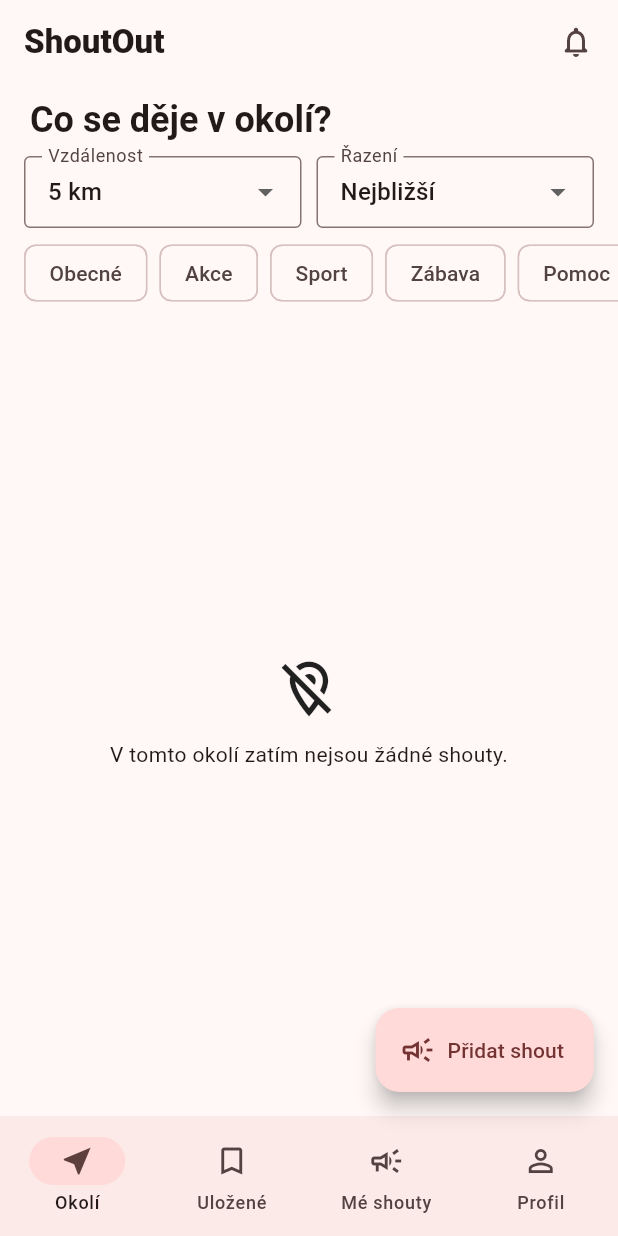
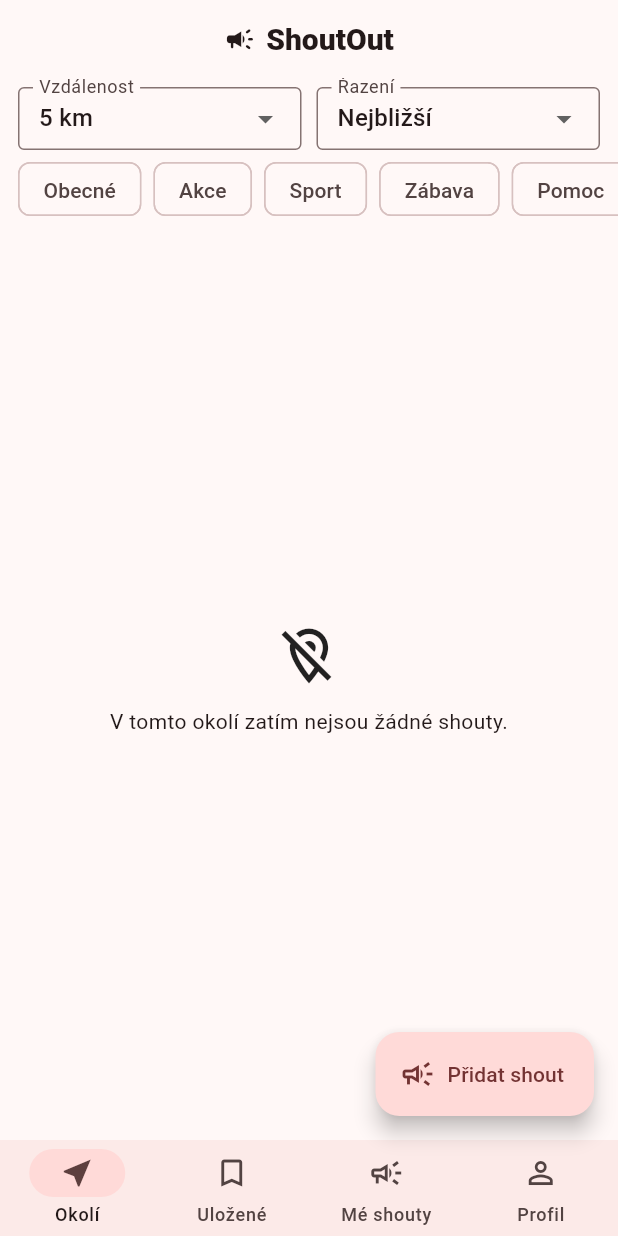
Before and after one commit to MikeyBeatz/ShoutOut, a Flutter app: the ShoutOutHome screen opened directly, on a phone screen of 412 x 824 dp. Run offline on Flutter 3.47's test engine with Material 3 defaults, Android fonts, the phone set to English and light mode, and no system bars; our stand-ins replace cloud_firestore, firebase_auth, firebase_core, geolocator; accounts and stored records are empty.

Commit message:
Compact feed header and navigation

```diff
--- a/lib/main.dart
+++ b/lib/main.dart
@@ -354,18 +354,19 @@ class _ShoutOutHomeState extends State<ShoutOutHome> {
 
     return Scaffold(
       appBar: AppBar(
-        title: const Text(
-          'ShoutOut',
-          style: TextStyle(fontWeight: FontWeight.w800),
+        toolbarHeight: 52,
+        centerTitle: true,
+        title: const Row(
+          mainAxisSize: MainAxisSize.min,
+          children: [
+            Icon(Icons.campaign_rounded, size: 21),
+            SizedBox(width: 7),
+            Text(
+              'ShoutOut',
+              style: TextStyle(fontWeight: FontWeight.w800, fontSize: 20),
+            ),
+          ],
         ),
-        actions: [
-          IconButton(
-            tooltip: tr(context, 'Oznámení'),
-            onPressed: () {},
-            icon: const Icon(Icons.notifications_none_rounded),
-          ),
-          const SizedBox(width: 4),
-        ],
       ),
       body: switch (_tab) {
         0 => FeedPage(
@@ -426,6 +427,7 @@ class _ShoutOutHomeState extends State<ShoutOutHome> {
             )
           : null,
       bottomNavigationBar: NavigationBar(
+        height: 64,
         selectedIndex: _tab,
         onDestinationSelected: (index) => setState(() => _tab = index),
         destinations: [
@@ -513,16 +515,7 @@ class _FeedPageState extends State<FeedPage> {
       crossAxisAlignment: CrossAxisAlignment.start,
       children: [
         Padding(
-          padding: const EdgeInsets.fromLTRB(20, 8, 20, 8),
-          child: Text(
-            tr(context, 'Co se děje v okolí?'),
-            style: Theme.of(
-              context,
-            ).textTheme.headlineSmall?.copyWith(fontWeight: FontWeight.w700),
-          ),
-        ),
-        Padding(
-          padding: const EdgeInsets.symmetric(horizontal: 16),
+          padding: const EdgeInsets.fromLTRB(12, 6, 12, 4),
           child: Row(
             children: [
               Expanded(
@@ -532,6 +525,10 @@ class _FeedPageState extends State<FeedPage> {
                     labelText: tr(context, 'Vzdálenost'),
                     border: OutlineInputBorder(),
                     isDense: true,
+                    contentPadding: const EdgeInsets.symmetric(
+                      horizontal: 10,
+                      vertical: 9,
+                    ),
                   ),
                   items: const [1, 3, 5, 10, 20, 50]
                       .map(
@@ -552,6 +549,10 @@ class _FeedPageState extends State<FeedPage> {
                     labelText: tr(context, 'Řazení'),
                     border: OutlineInputBorder(),
                     isDense: true,
+                    contentPadding: const EdgeInsets.symmetric(
+                      horizontal: 10,
+                      vertical: 9,
+                    ),
                   ),
                   items: FeedOrder.values
                       .map(
@@ -567,11 +568,11 @@ class _FeedPageState extends State<FeedPage> {
             ],
           ),
         ),
-        const SizedBox(height: 10),
+        const SizedBox(height: 4),
         SizedBox(
-          height: 40,
+          height: 36,
           child: ListView.separated(
-            padding: const EdgeInsets.symmetric(horizontal: 16),
+            padding: const EdgeInsets.symmetric(horizontal: 12),
             scrollDirection: Axis.horizontal,
             itemCount: _categories.length,
             separatorBuilder: (_, _) => const SizedBox(width: 8),
@@ -589,7 +590,7 @@ class _FeedPageState extends State<FeedPage> {
             },
           ),
         ),
-        const SizedBox(height: 4),
+        const SizedBox(height: 2),
         Expanded(
           child: widget.isLoading
               ? const Center(child: CircularProgressIndicator())
```
